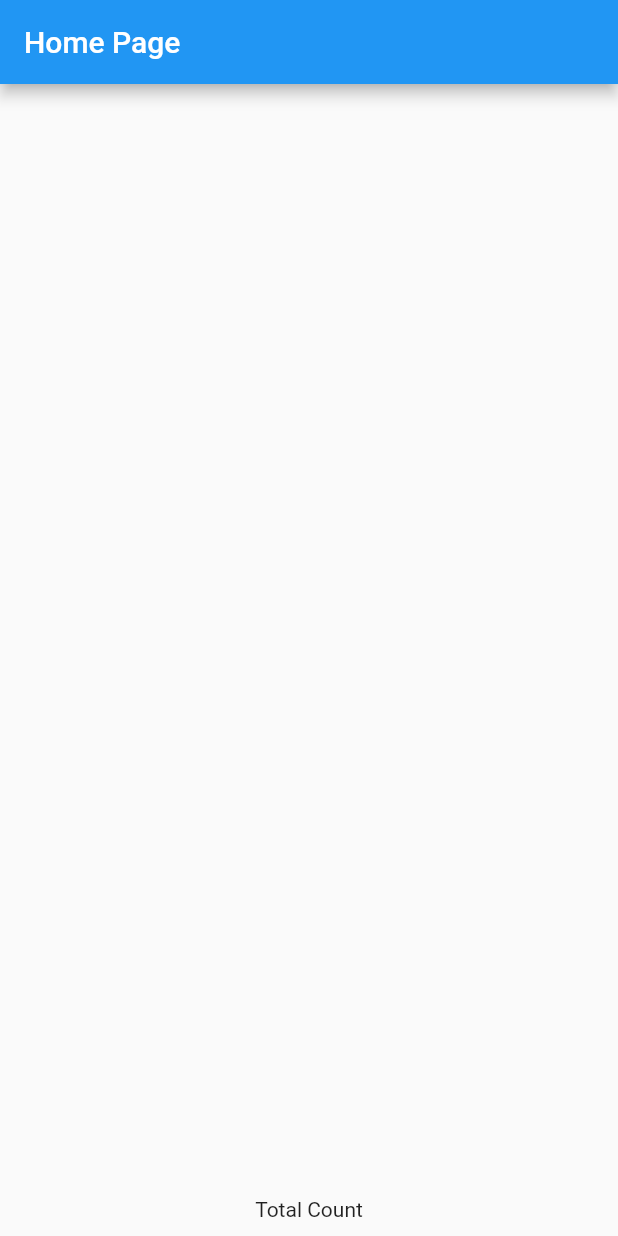
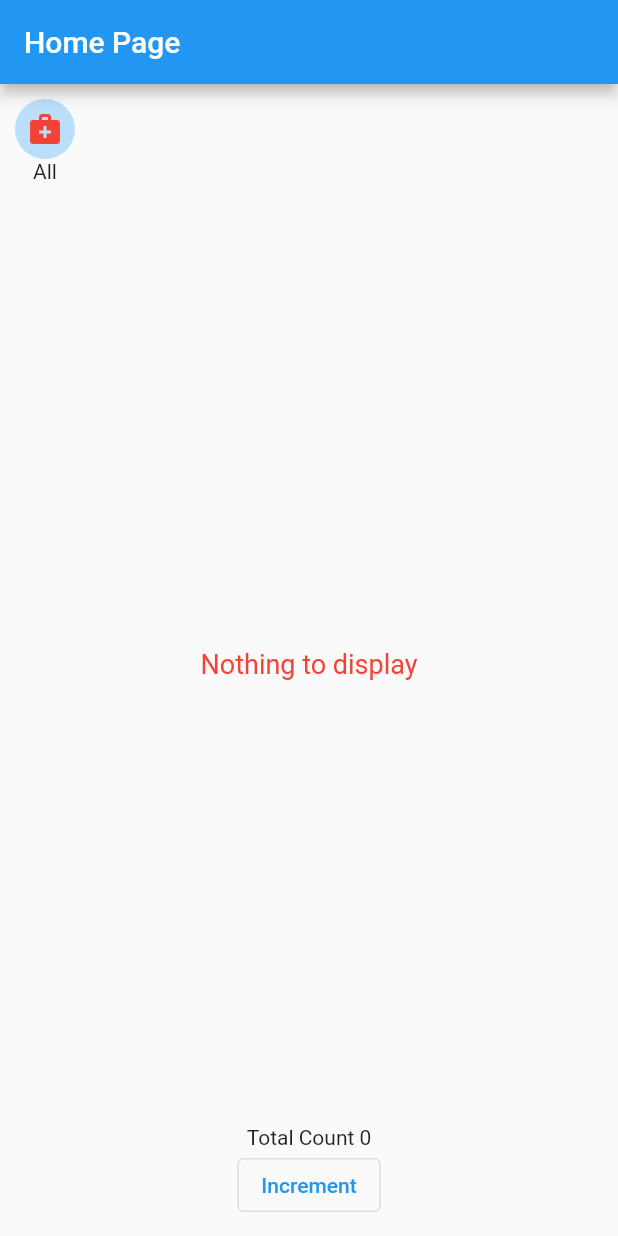
Before and after one commit to geeky8/medrpha_customer, a Flutter app: the MyNewHomePage screen opened directly, on a phone screen of 412 x 824 dp. Run offline on Flutter 3.47's test engine with Material 2 defaults, Android fonts, the phone set to English and light mode, and no system bars; our stand-ins replace carousel_slider, country_code_picker, flutter_rating_bar, flutter_slidable, get, google_maps_flutter and 6 more; missing offline and left inert: sms_receiver, timeline_list, transformer_page_view; accounts and stored records are empty.

Commit message:
category scroller added

```diff
--- /dev/null
+++ b/lib/model/category.dart
@@ -0,0 +1,39 @@
+// To parse this JSON data, do
+//
+//     final category = categoryFromJson(jsonString);
+
+import 'dart:convert';
+
+List<Category> categoryFromJson(String str) =>
+    List<Category>.from(json.decode(str).map((x) => Category.fromJson(x)));
+
+String categoryToJson(List<Category> data) =>
+    json.encode(List<dynamic>.from(data.map((x) => x.toJson())));
+
+class Category {
+  final String base_url = "https://superadmin.medrpha.com/allimage/";
+  Category({
+    this.catid,
+    this.categoryName,
+    this.imagedata,
+  });
+  int ii;
+  int catid;
+  String categoryName;
+  String imagedata;
+
+  factory Category.fromJson(Map<String, dynamic> json) {
+    print(json["catid"]);
+    print(json["category_name"]);
+    return Category(
+      catid: json["catid"],
+      categoryName: json["category_name"],
+      imagedata: json["imagedata"],
+    );
+  }
+  Map<String, dynamic> toJson() => {
+        "catid": catid,
+        "category_name": categoryName,
+        "imagedata": imagedata,
+      };
+}
--- a/lib/model/product.dart
+++ b/lib/model/product.dart
@@ -31,6 +31,7 @@ class Product {
     this.prodsaletypedetails,
     this.quantity,
     this.cartquantity,
+    this.inCart,
   });
 
   String pid;
@@ -48,8 +49,10 @@ class Product {
   String prodsaletypedetails;
   String quantity;
   String cartquantity;
+  bool inCart;
 
-  factory Product.fromJson(Map<String, dynamic> json) => Product(
+  factory Product.fromJson(Map<String, dynamic> json) {
+    return Product(
       pid: json["pid"],
       wpid: json["wpid"],
       priceId: json["priceID"],
@@ -64,8 +67,10 @@ class Product {
       saleqtytypestr: json["saleqtytypestr"],
       prodsaletypedetails: json["prodsaletypedetails"],
       quantity: json["quantity"],
-        cartquantity: json["cartquantity"],
+      cartquantity: json["cartquantity"] ?? '0',
+      inCart: json["cartquantity"] == '' ? false : true,
     );
+  }
 
   Map<String, dynamic> toJson() => {
         "pid": pid,
@@ -83,5 +88,6 @@ class Product {
         "prodsaletypedetails": prodsaletypedetails,
         "quantity": quantity,
         "cartquantity": cartquantity,
+        "inCart": inCart,
       };
 }
--- a/lib/view/my_getx_home_page.dart
+++ b/lib/view/my_getx_home_page.dart
@@ -1,5 +1,7 @@
 import 'package:flutter/material.dart';
+import 'package:flutter_medical_ui/controller/category_controller.dart';
 import 'package:flutter_medical_ui/controller/product_controller.dart';
+import 'package:flutter_medical_ui/model/category.dart';
 import 'package:flutter_medical_ui/model/product.dart';
 import 'package:flutter_medical_ui/myWidget/product_widget.dart';
 import 'package:flutter_medical_ui/myutil/common_function.dart';
@@ -7,11 +9,8 @@ import 'package:get/get.dart';
 
 class MyNewHomePage extends StatelessWidget {
   // const MyNewHomePage({Key key}) : super(key: key);
-  final ProductController productconroller = Get.put(ProductController());
-  @override
-  onInit() {
-    print('In init');
-  }
+  ProductController productController = Get.put(ProductController());
+  CategoryController categoryController = Get.put(CategoryController());
 
   @override
   Widget build(BuildContext context) {
@@ -25,20 +24,99 @@ class MyNewHomePage extends StatelessWidget {
           ),
           body: Column(
             children: [
+              Container(
+                height: 80,
+                child: Row(
+                  children: [
+                    GestureDetector(
+                      onTap: () => getUpdatedProductList(0),
+                      child: Padding(
+                        padding: const EdgeInsets.all(10.0),
+                        child: Column(
+                          children: [
+                            CircleAvatar(
+                              child: Icon(
+                                Icons.medical_services,
+                                color: Colors.red,
+                              ),
+                            ),
+                            Text('All'),
+                          ],
+                        ),
+                      ),
+                    ),
+                    Expanded(
+                      child: GetX<CategoryController>(builder: (controller) {
+                        return ListView.builder(
+                          scrollDirection: Axis.horizontal,
+                          itemCount: controller.categoryList.length,
+                          itemBuilder: (BuildContext context, index) {
+                            Category category = controller.categoryList[index];
+                            // print(category.categoryName);
+                            //return Text(category.categoryName ?? 'Not available');
+                            return GestureDetector(
+                              onTap: () =>
+                                  getUpdatedProductList(category.catid),
+                              child: Padding(
+                                padding: const EdgeInsets.all(10.0),
+                                child: Column(
+                                  children: [
+                                    CircleAvatar(
+                                      backgroundImage: NetworkImage(
+                                          category.base_url +
+                                              category.imagedata),
+                                    ),
+                                    Text(category.categoryName),
+                                  ],
+                                ),
+                              ),
+                            );
+
+                            // return Text(product.productName);
+                          },
+                        );
+                      }),
+                    ),
+                  ],
+                ),
+              ),
               Expanded(
                 child: GetX<ProductController>(builder: (controller) {
-                  return ListView.builder(
-                    itemCount: controller.products.length,
-                    itemBuilder: (BuildContext context, index) {
-                      Product product = controller.products[index];
-                      print(product.productName);
-                      return ProductWidget(width: width, product: product);
-                      // return Text(product.productName);
-                    },
-                  );
+                  if (controller.products.length > 0) {
+                    return ListView.builder(
+                      itemCount: controller.products.length,
+                      itemBuilder: (BuildContext context, index) {
+                        Product product = controller.products[index];
+                        return ProductWidget(
+                          width: width,
+                          product: product,
+                          controller: controller,
+                        );
+                      },
+                    );
+                  } else {
+                    return Container(
+                        child: Column(
+                      mainAxisAlignment: MainAxisAlignment.center,
+                      children: [
+                        Text(
+                          'Nothing to display',
+                          style: TextStyle(
+                            color: Colors.red,
+                            fontSize: 18,
+                          ),
+                        ),
+                      ],
+                    ));
+                  }
                 }),
               ),
-              Text('Total Count'),
+              Obx(() =>
+                  Text('Total Count ${categoryController.categoryCount}')),
+              OutlinedButton(
+                onPressed: categoryController.getCatCount,
+                child: const Text('Increment'),
+              ),
               SizedBox(
                 height: 10,
               )
@@ -46,4 +124,10 @@ class MyNewHomePage extends StatelessWidget {
           )),
     );
   }
+
+  getUpdatedProductList(int catid) {
+    print('In updated product liet ${catid}');
+
+    Get.find<ProductController>().getProductByCat(catid);
+  }
 }
```
Also changed, not shown: lib/controller/category_controller.dart (added, +71 -0 lines), lib/controller/product_controller.dart (+67 -7 lines), lib/myWidget/product_widget.dart (+35 -13 lines). Lines whose indentation alone changed are shown as unchanged.
